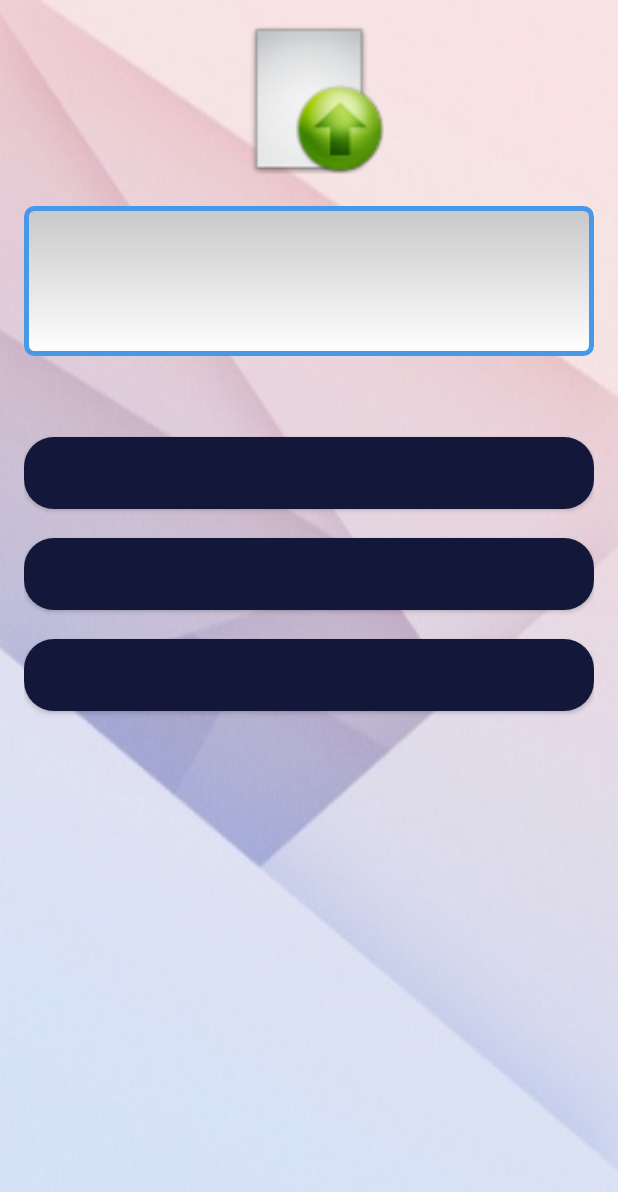
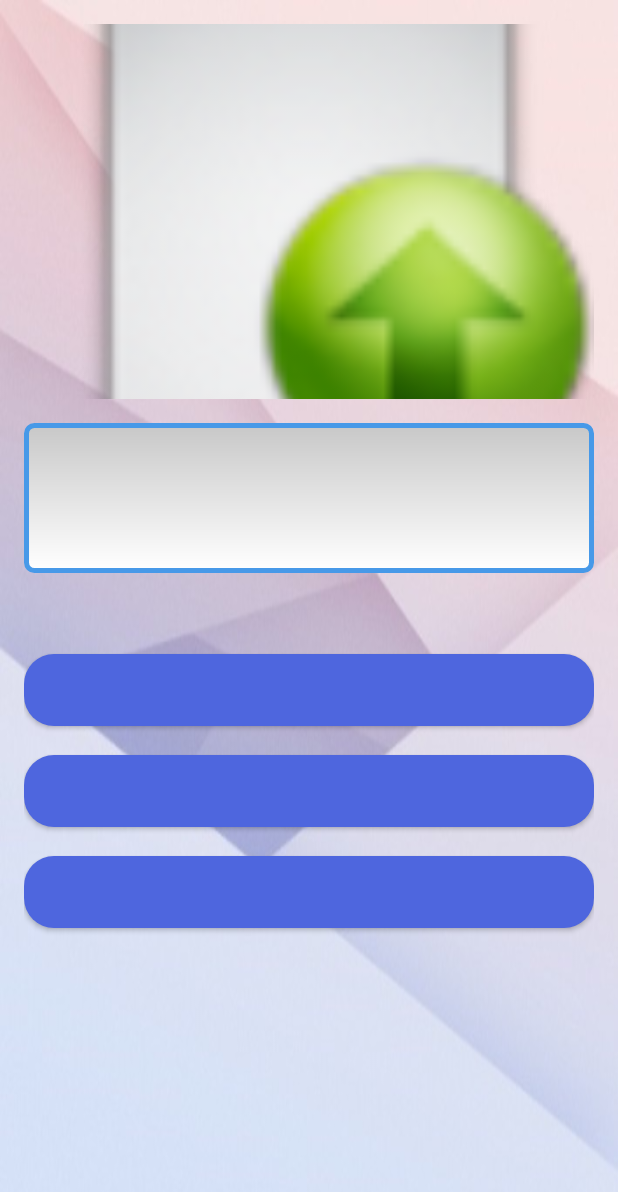
Before and after one commit to panagiotat/EventMe, an Android app: the showEvent screen opened directly, with no data from a screen before it, on a phone screen of 412 x 824 dp. Shown: the top 1192 px of the screen. Run offline under Robolectric (Android 15) with nearby library versions, the phone set to English and light mode, and no system bars; our stand-ins replace Firebase (no records; nobody signed in at launch, a user with empty details on screens opened directly); libraries missing offline, so code that uses them is left out: com.firebase.ui; 1 statement that could not run was skipped.

Commit message:
update icon size / aspect ratio

```diff
--- a/app/src/main/java/eventme/eventme/NewEvent.java
+++ b/app/src/main/java/eventme/eventme/NewEvent.java
@@ -88,6 +88,8 @@ public class NewEvent extends AppCompatActivity {
                 //Get ImageURi and load with help of picasso
 
                 Picasso.with(NewEvent.this).load(data.getData()).centerInside().fit().into(buttonUploadImage);
+                buttonUploadImage.setAdjustViewBounds(true);
+                buttonUploadImage.setScaleType(ImageView.ScaleType.CENTER_CROP);
             }
             //Bitmap bitmap = getPath(data.getData());
             //buttonUploadImage.setImageBitmap(bitmap);
--- a/app/src/main/java/eventme/eventme/showEvent.java
+++ b/app/src/main/java/eventme/eventme/showEvent.java
@@ -5,6 +5,7 @@ import android.graphics.BitmapFactory;
 import android.support.annotation.NonNull;
 import android.support.v7.app.AppCompatActivity;
 import android.os.Bundle;
+import android.text.method.ScrollingMovementMethod;
 import android.util.Log;
 import android.view.View;
 import android.view.animation.Animation;
@@ -49,11 +50,15 @@ public class showEvent extends AppCompatActivity {
         date.setText(mIntent.getStringExtra("Date"));
         location.setText(mIntent.getStringExtra("Location"));
         description.setText(mIntent.getStringExtra("Description"));
+        description.setMovementMethod(new ScrollingMovementMethod());   //description scrolls down (shows 4lines)
+
 
         TextView text = (TextView) findViewById(R.id.name);
         temp =mIntent.getStringExtra("Email");
 
         image = (ImageView) findViewById(R.id.imageView);
+        image.setAdjustViewBounds(true);
+        image.setScaleType(ImageView.ScaleType.CENTER_CROP);
 
 
         retrieveImage(temp,date.getText().toString());
--- a/app/src/main/res/drawable/shapebtn.xml
+++ b/app/src/main/res/drawable/shapebtn.xml
@@ -3,7 +3,7 @@
     android:shape="rectangle">
 
     <corners android:radius="20dp"/>
-    <solid android:color="#13183b"/>
+    <solid android:color="#4e66de"/>
     <padding
         android:bottom="5dp"
         android:left="10dp"
--- a/app/src/main/res/layout/activity_new_event.xml
+++ b/app/src/main/res/layout/activity_new_event.xml
@@ -17,6 +17,7 @@
         android:layout_width="match_parent"
         android:layout_height="wrap_content"
         android:layout_alignParentTop="true"
+        android:layout_above="@+id/calendarView"
         android:layout_alignParentStart="true">
 
         <TextView
--- a/app/src/main/res/layout/activity_show_event.xml
+++ b/app/src/main/res/layout/activity_show_event.xml
@@ -1,4 +1,8 @@
 <?xml version="1.0" encoding="utf-8"?>
+<ScrollView xmlns:android="http://schemas.android.com/apk/res/android"
+    android:layout_width="match_parent"
+    android:layout_height="match_parent"
+    android:fillViewport="true">
     <RelativeLayout xmlns:android="http://schemas.android.com/apk/res/android"
         xmlns:app="http://schemas.android.com/apk/res-auto"
         xmlns:tools="http://schemas.android.com/tools"
@@ -13,14 +17,16 @@
         android:background="@drawable/backphoto">
 
         <ImageView
-        android:layout_width="wrap_content"
-        android:layout_height="100dp"
+            android:layout_width="match_parent"
+            android:layout_height="250dp"
             app:srcCompat="@drawable/fileupload"
             android:id="@+id/imageView"
             android:layout_alignParentStart="true"
             android:layout_alignParentEnd="true"
             android:layout_alignParentTop="true"
-        tools:ignore="ContentDescription" />
+            android:background="@android:color/transparent"
+            tools:ignore="ContentDescription"
+            />
 
         <TextView
             android:id="@+id/name"
@@ -48,7 +54,6 @@
                 android:textStyle="normal|bold"
                 android:layout_width="match_parent"
                 android:layout_height="wrap_content"
-            android:onClick="ClickDate"
                 android:layout_marginTop="24dp"
                 android:layout_below="@+id/editText2"
                 android:layout_alignParentStart="true"
@@ -69,7 +74,6 @@
                 android:textStyle="normal|bold"
                 android:layout_height="wrap_content"
                 android:layout_width="match_parent"
-            android:onClick="ClickTime"
                 android:layout_alignBaseline="@+id/location"
                 android:layout_alignBottom="@+id/location"
                 android:layout_centerHorizontal="true"
@@ -90,7 +94,6 @@
                 android:textStyle="normal|bold"
                 android:layout_width="match_parent"
                 android:layout_height="wrap_content"
-            android:onClick="ClickLocation"
                 android:layout_alignBaseline="@+id/date"
                 android:layout_alignBottom="@+id/date"
                 android:layout_alignParentEnd="true"
@@ -108,9 +111,12 @@
             android:layout_column="0"
             android:background="@drawable/edittextstyle"
             android:gravity="top"
-        android:layout_marginTop="21dp"
+            android:layout_marginTop="16dp"
             android:layout_below="@+id/imageView"
             android:layout_alignParentStart="true"
+            android:maxLines = "3"
+            android:scrollbars = "vertical"
             tools:ignore="ObsoleteLayoutParam" />
 
     </RelativeLayout>
+</ScrollView>
```
Also changed, not shown: app/src/main/res/anim/anim_alpha.xml (deleted, +0 -10 lines). Lines whose indentation alone changed are shown as unchanged.
